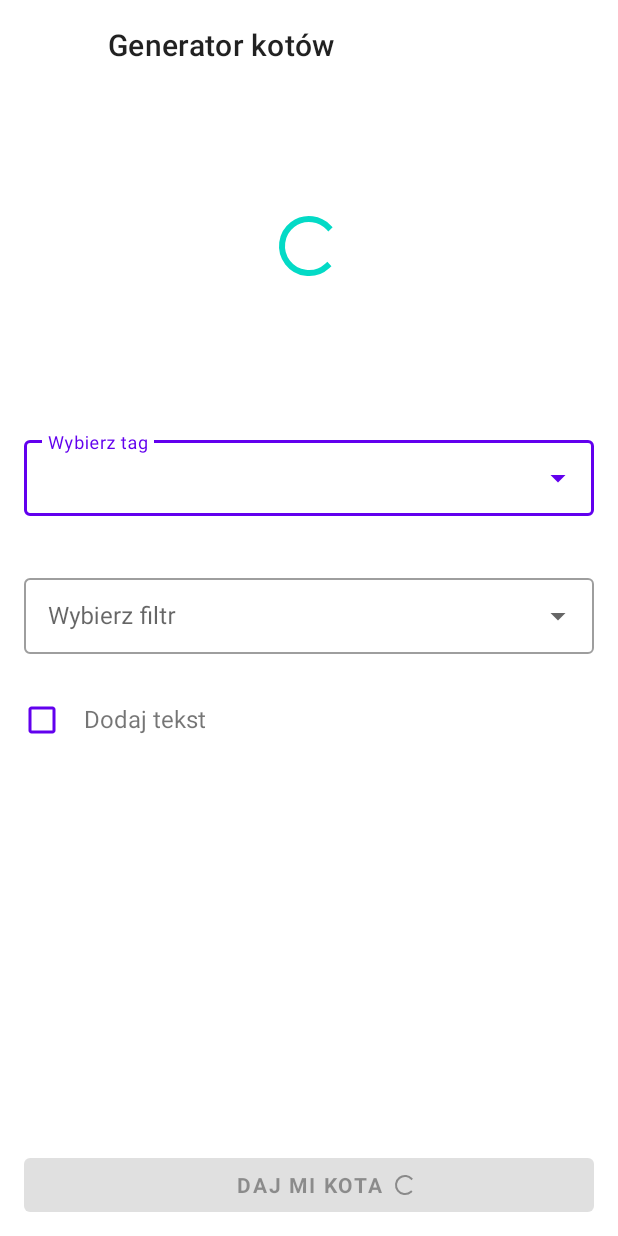
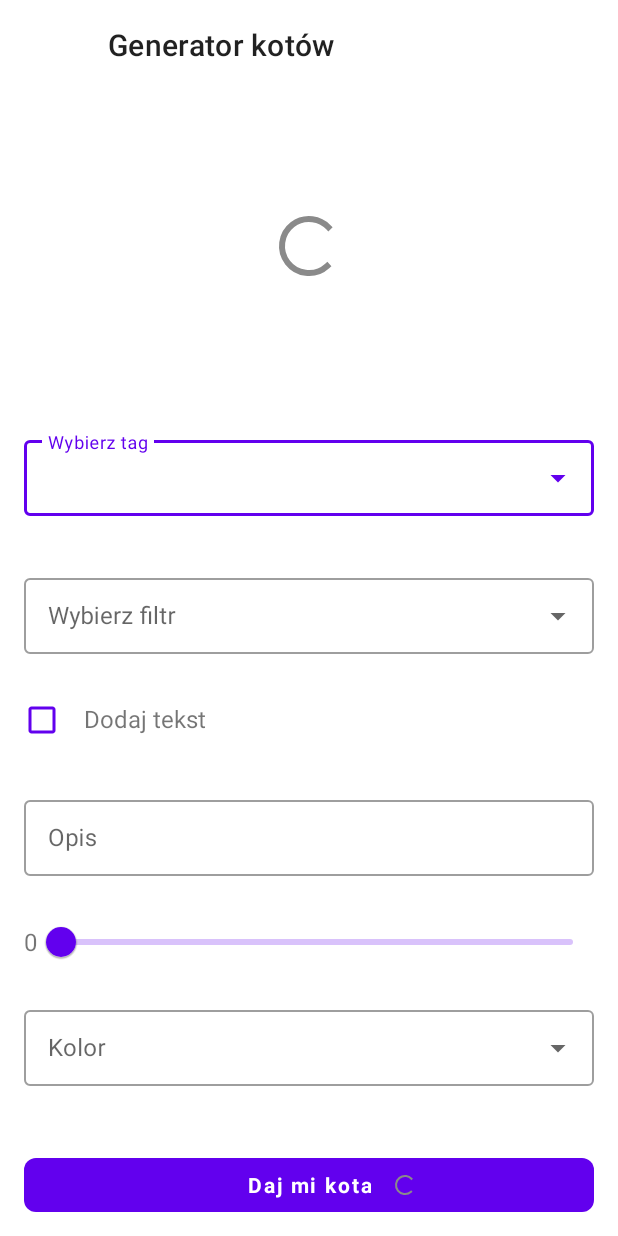
Before and after one commit to MikitaMirosha/cats-generator, an Android app: the layout activity_cat_generator.xml on its own in the app's theme, with its tools: preview values and no code run, on a phone screen of 412 x 824 dp. Run offline under Robolectric (Android 15) with nearby library versions, the light colour scheme and no system bars.

Commit message:
updated activity layout

```diff
--- a/app/src/main/res/layout/activity_cat_generator.xml
+++ b/app/src/main/res/layout/activity_cat_generator.xml
@@ -64,7 +64,10 @@
                         android:id="@+id/pbLoadingImage"
                         android:layout_width="wrap_content"
                         android:layout_height="wrap_content"
-                        android:layout_gravity="center" />
+                        android:layout_gravity="center"
+                        android:indeterminate="true"
+                        android:indeterminateTint="@color/gray"
+                        android:indeterminateTintMode="src_atop" />
 
                 </androidx.cardview.widget.CardView>
 
@@ -131,7 +134,8 @@
                     android:layout_height="wrap_content"
                     android:layout_marginTop="@dimen/hidden_layout_margin_top"
                     android:orientation="vertical"
-                    android:visibility="gone">
+                    android:visibility="gone"
+                    tools:visibility="visible">
 
                     <com.google.android.material.textfield.TextInputLayout
                         style="@style/Widget.MaterialComponents.TextInputLayout.OutlinedBox"
@@ -141,6 +145,7 @@
                         android:hint="@string/hint_opis">
 
                         <com.google.android.material.textfield.TextInputEditText
+                            android:id="@+id/etCatDescription"
                             android:layout_width="match_parent"
                             android:layout_height="wrap_content" />
 
@@ -151,25 +156,28 @@
                         android:layout_height="wrap_content"
                         android:layout_marginHorizontal="@dimen/activity_margin_horizontal"
                         android:layout_marginTop="@dimen/slider_margin_top"
-                        android:gravity="center"
                         android:orientation="horizontal">
 
                         <TextView
                             android:layout_width="wrap_content"
                             android:layout_height="wrap_content"
+                            android:layout_gravity="start|center"
                             android:text="@string/slider_min_value"
                             android:textSize="@dimen/slider_text_size" />
 
-                        <androidx.appcompat.widget.AppCompatSeekBar
+                        <com.google.android.material.slider.Slider
+                            android:id="@+id/sliderTextSize"
                             android:layout_width="match_parent"
                             android:layout_height="wrap_content"
-                            android:layout_gravity="center"
-                            android:max="60"
-                            android:thumb="@drawable/ic_slider" />
+                            android:stepSize="1"
+                            android:valueFrom="0"
+                            android:valueTo="60"
+                            app:tickVisible="false" />
 
                         <TextView
                             android:layout_width="wrap_content"
                             android:layout_height="wrap_content"
+                            android:layout_gravity="end|center"
                             android:text="@string/slider_max_value"
                             android:textSize="@dimen/slider_text_size" />
 
@@ -200,20 +208,55 @@
         </androidx.core.widget.NestedScrollView>
 
         <FrameLayout
+            android:id="@+id/btnGiveMeCatError"
             android:layout_width="match_parent"
             android:layout_height="wrap_content"
             android:layout_gravity="bottom"
             android:layout_marginHorizontal="@dimen/activity_margin_horizontal"
-            android:layout_marginBottom="@dimen/button_margin_bottom">
+            android:layout_marginBottom="@dimen/button_margin_bottom"
+            android:background="@drawable/view_bottom_button_error"
+            android:visibility="gone">
 
-            <com.google.android.material.button.MaterialButton
-                android:id="@+id/btnGiveMeCat"
+            <TextView
+                android:id="@+id/tvConnectionFailed"
+                android:layout_width="wrap_content"
+                android:layout_height="wrap_content"
+                android:layout_gravity="center_vertical"
+                android:layout_marginStart="@dimen/button_text_margin_start"
+                android:letterSpacing="0.02"
+                android:lineSpacingExtra="@dimen/button_line_spacing_extra"
+                android:text="@string/button_text_error"
+                android:textColor="@color/white"
+                android:textSize="@dimen/button_text_size" />
+
+        </FrameLayout>
+
+        <FrameLayout
+            android:id="@+id/btnGiveMeCatDefault"
+            android:layout_width="match_parent"
+            android:layout_height="wrap_content"
+            android:layout_gravity="bottom"
+            android:layout_marginHorizontal="@dimen/activity_margin_horizontal"
+            android:layout_marginBottom="@dimen/button_margin_bottom"
+            android:background="@drawable/view_bottom_button_default">
+
+            <FrameLayout
+                android:id="@+id/btnGiveMeCatLoading"
                 android:layout_width="match_parent"
-                android:layout_height="@dimen/button_height"
-                android:enabled="false"
-                android:insetTop="@dimen/button_inset"
-                android:insetBottom="@dimen/button_inset"
+                android:layout_height="match_parent"
+                android:background="@drawable/view_bottom_button_loading"
+                android:visibility="gone" />
+
+            <TextView
+                android:id="@+id/tvGiveMeCat"
+                android:layout_width="wrap_content"
+                android:layout_height="wrap_content"
+                android:layout_gravity="center"
+                android:letterSpacing="0.09"
+                android:lineSpacingExtra="@dimen/button_text_line_spacing_extra"
                 android:text="@string/button_text"
+                android:textAlignment="center"
+                android:textColor="@color/white"
                 android:textSize="@dimen/button_text_size"
                 android:textStyle="bold" />
 
@@ -225,7 +268,8 @@
                 android:layout_marginStart="@dimen/progress_bar_margin_start"
                 android:indeterminate="true"
                 android:indeterminateTint="@color/gray"
-                android:indeterminateTintMode="src_atop" />
+                android:indeterminateTintMode="src_atop"
+                tools:visibility="visible" />
 
         </FrameLayout>
 
```
